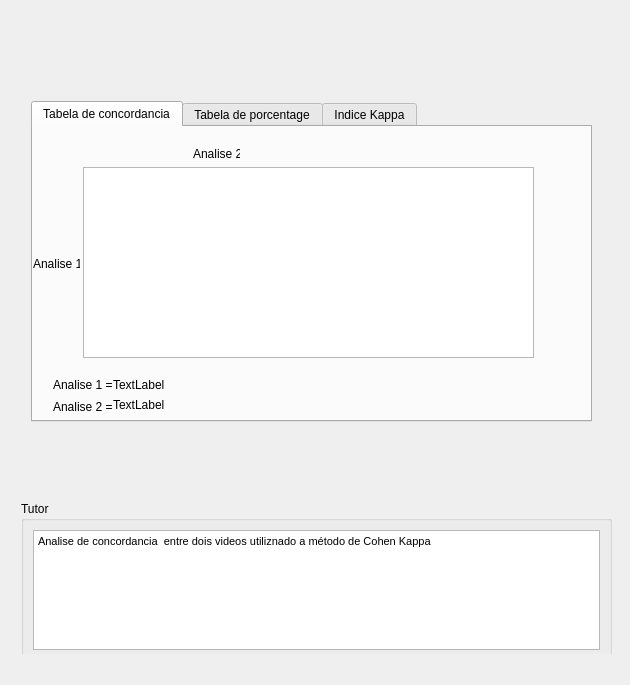
Qt form teaconcordancia.ui (EthoWatcher/ethowatcher) before a commit.
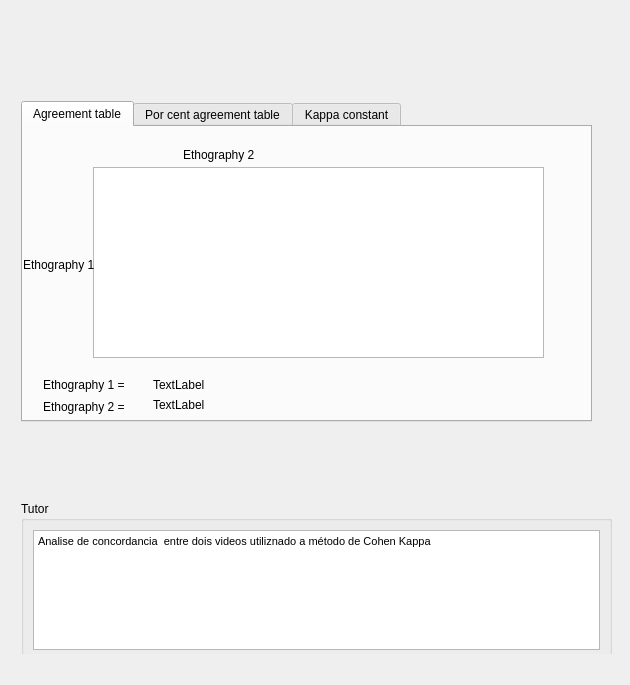
The same form after that commit. The open tabs and pages were chosen to show the change. Icons and pictures are not drawn.

Diff of the .ui file:
```diff
--- a/teaconcordancia.ui
+++ b/teaconcordancia.ui
@@ -262,9 +262,9 @@
         <widget class="QTabWidget" name="tabWidget_2">
          <property name="geometry">
           <rect>
-           <x>10</x>
+           <x>0</x>
            <y>70</y>
-           <width>561</width>
+           <width>571</width>
            <height>321</height>
           </rect>
          </property>
@@ -273,12 +273,12 @@
          </property>
          <widget class="QWidget" name="tab_5">
           <attribute name="title">
-           <string>Tabela de concordancia</string>
+           <string>Agreement table</string>
           </attribute>
           <widget class="QTableWidget" name="tabCoKapp">
            <property name="geometry">
             <rect>
-             <x>50</x>
+             <x>70</x>
              <y>40</y>
              <width>451</width>
              <height>191</height>
@@ -293,12 +293,12 @@
             <rect>
              <x>20</x>
              <y>250</y>
-             <width>61</width>
+             <width>101</width>
              <height>16</height>
             </rect>
            </property>
            <property name="text">
-            <string>Analise 1 =</string>
+            <string>Ethography 1 =</string>
            </property>
           </widget>
           <widget class="QLabel" name="label_6">
@@ -306,20 +306,20 @@
             <rect>
              <x>20</x>
              <y>270</y>
-             <width>61</width>
+             <width>111</width>
              <height>20</height>
             </rect>
            </property>
            <property name="text">
-            <string>Analise 2 =</string>
+            <string>Ethography 2 =</string>
            </property>
           </widget>
           <widget class="QLabel" name="lblVideo1">
            <property name="geometry">
             <rect>
-             <x>80</x>
+             <x>130</x>
              <y>250</y>
-             <width>221</width>
+             <width>421</width>
              <height>16</height>
             </rect>
            </property>
@@ -330,9 +330,9 @@
           <widget class="QLabel" name="lblVideo2">
            <property name="geometry">
             <rect>
-             <x>80</x>
+             <x>130</x>
              <y>270</y>
-             <width>211</width>
+             <width>411</width>
              <height>16</height>
             </rect>
            </property>
@@ -345,12 +345,12 @@
             <rect>
              <x>0</x>
              <y>130</y>
-             <width>47</width>
-             <height>13</height>
+             <width>71</width>
+             <height>16</height>
             </rect>
            </property>
            <property name="text">
-            <string>Analise 1</string>
+            <string>Ethography 1</string>
            </property>
           </widget>
           <widget class="QLabel" name="label_8">
@@ -358,18 +358,18 @@
             <rect>
              <x>160</x>
              <y>20</y>
-             <width>47</width>
-             <height>13</height>
+             <width>91</width>
+             <height>16</height>
             </rect>
            </property>
            <property name="text">
-            <string>Analise 2</string>
+            <string>Ethography 2</string>
            </property>
           </widget>
          </widget>
          <widget class="QWidget" name="tab_6">
           <attribute name="title">
-           <string>Tabela de porcentage</string>
+           <string>Por cent agreement table</string>
           </attribute>
           <widget class="QTableWidget" name="tabPoKapp">
            <property name="geometry">
@@ -410,7 +410,7 @@
          </widget>
          <widget class="QWidget" name="tab_7">
           <attribute name="title">
-           <string>Indice Kappa</string>
+           <string>Kappa constant</string>
           </attribute>
           <widget class="QLabel" name="label_9">
            <property name="geometry">
```
Left out of the diff: 42 changed lines with no effect on the pictures.
